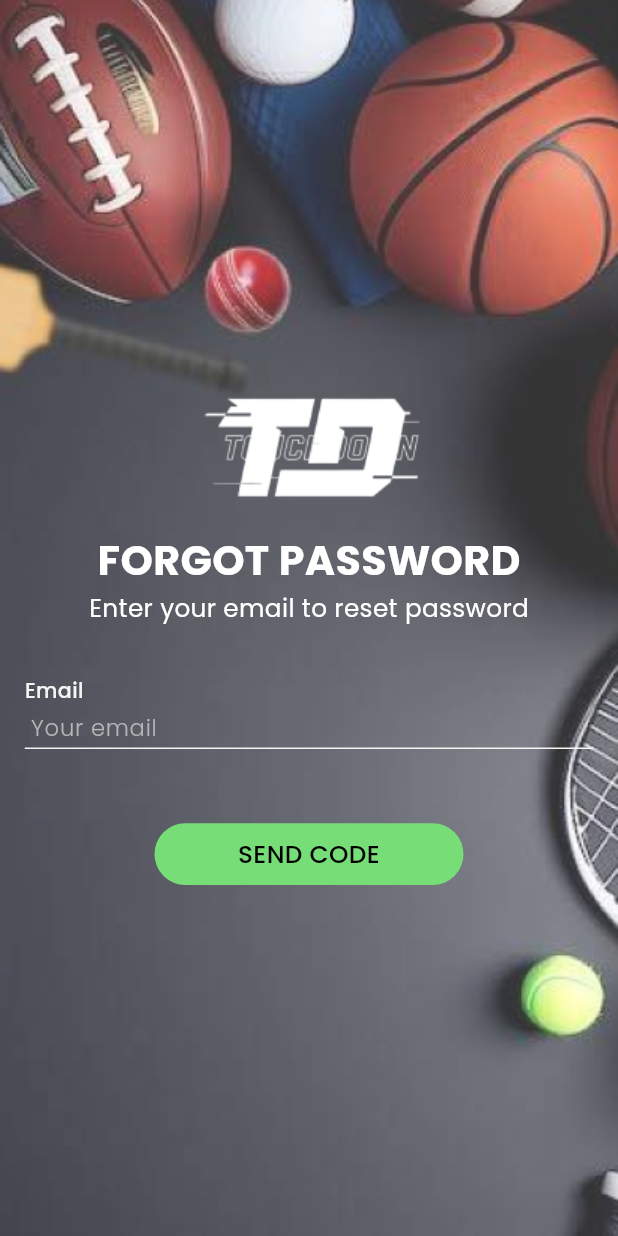
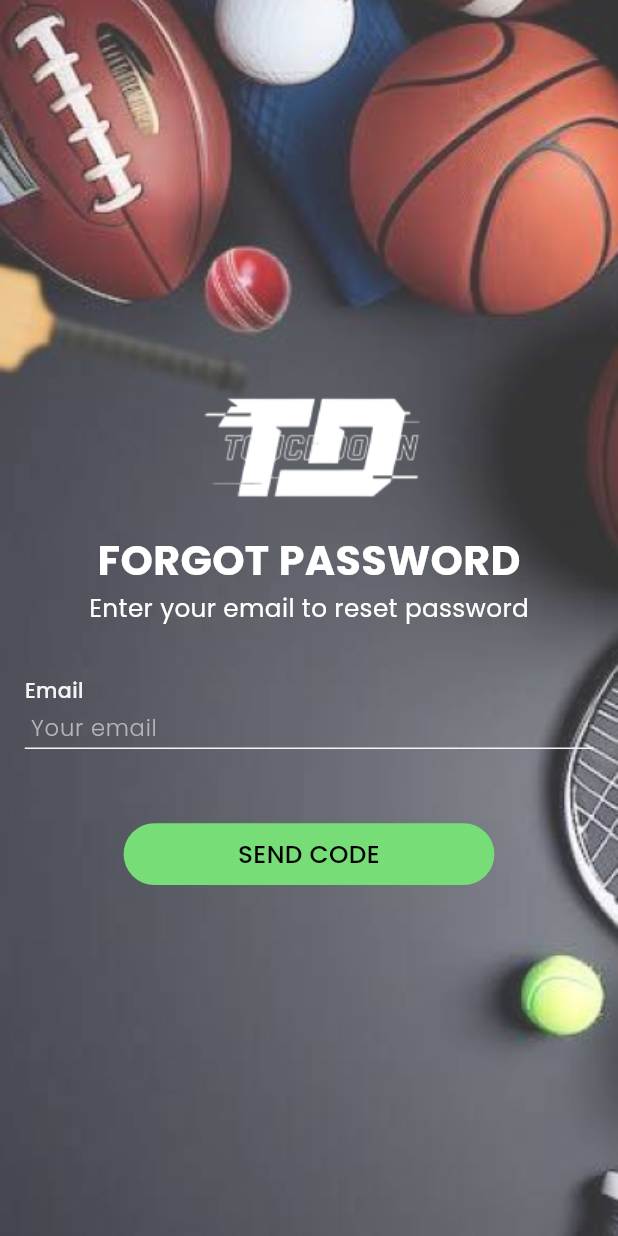
Before and after one commit to sultanalisandhu/Touch_Down, a Flutter app: the ForgotPasswordScreen screen opened directly, on a phone screen of 412 x 824 dp. Run offline on Flutter 3.47's test engine with Material 3 defaults, Android fonts, the phone set to English and light mode, and no system bars; our stand-ins replace app_links, country_code_picker, date_picker_timeline, device_preview, dio, file_picker and 13 more; missing offline and left inert: dart:ffi; accounts and stored records are empty; network calls fail; project files that could hold a hidden picture were left out.

```diff
--- a/lib/controller/auth_controller.dart
+++ b/lib/controller/auth_controller.dart
@@ -113,7 +113,7 @@ class AuthController extends GetxController {
 
 
 
-  void resendOtp(String? email) async {
+  resendOtp(String? email) async {
     setLoading = true;
     try {
       final response =
@@ -126,7 +126,7 @@ class AuthController extends GetxController {
       if (response.statusCode == 200) {
         showSnackBar('Success', data['result']['message'].toString());
       }  else {
-        showSnackBar('Error', data['result']['message'].toString());
+        showSnackBar('Error', data['result']['message'].toString(),isError: true);
       }
     } catch (e) {
       showSnackBar('Error', e.toString(),isError: true);
@@ -183,7 +183,7 @@ class AuthController extends GetxController {
           showSnackBar('Error',  data['result']['message'].toString(), isError: true);
       }
     } catch (e) {
-      showSnackBar('Error', e.toString());
+      showSnackBar('Caught Error', e.toString(),isError: true);
       debugPrint('Catch forgot password error: ${e.toString()}');
     }
     setLoading = false;
--- a/lib/view/auth/forget_password.dart
+++ b/lib/view/auth/forget_password.dart
@@ -18,45 +18,26 @@ class ForgotPasswordScreen extends StatelessWidget {
 
   @override
   Widget build(BuildContext context) {
-    return Obx(()=>Stack(
+    return Obx(
+          () => Stack(
         alignment: Alignment.center,
         children: [
-           const BackgroundImage(imgPath: ImgUtils.bgImg2, ),
+          const BackgroundImage(imgPath: ImgUtils.bgImg2),
           Scaffold(
             backgroundColor: Colors.transparent,
-            body: Column(
+            body: Center(
+              child: Column(
                 mainAxisAlignment: MainAxisAlignment.center,
                 children: [
-                const Spacer(),
                   const Image(
                     image: AssetImage(ImgUtils.logo),
                     fit: BoxFit.cover,
                   ),
                   2.height,
-                Text(
-                  'FORGOT PASSWORD',
-                  style: primaryTextStyle(
-                      fontSize: 20,
-                      fontWeight: FontWeight.w700,
-                      color: AppColor.whiteColor),
-                ),
-                Text(
-                  'Enter your email to reset password',
-                  style: primaryTextStyle(
-                      fontSize: 12,
-                      fontWeight: FontWeight.w400,
-                      color: AppColor.whiteColor),
-                ),
+                  _buildTitleText('FORGOT PASSWORD'),
+                  _buildSubtitleText('Enter your email to reset password'),
                   4.height,
-                Align(
-                    alignment: Alignment.topLeft,
-                    child: Text(
-                      'Email',
-                      style: primaryTextStyle(
-                          fontSize: 10,
-                          fontWeight: FontWeight.w500,
-                          color: AppColor.lightGreyColor),
-                    )),
+                  _buildLabelText('Email'),
                   KTextField(
                     controller: controller.emailController,
                     obSecureText: false,
@@ -66,27 +47,69 @@ class ForgotPasswordScreen extends StatelessWidget {
                   ),
                   6.height,
                   controller.isLoading
-                    ?kCircularLoading()
-                    :kTextButton(
+                      ? kCircularLoading()
+                      : kTextButton(
                     onPressed: () {
-                    if (controller.emailController.text.isEmpty) {
-                      showSnackBar('Error', 'Enter email address', isError: true);
-                    } else {
-                      controller.forgotPassword();
-                    }
+                      _handleForgotPassword();
                     },
                     btnText: 'SEND CODE',
-                  textColor: AppColor.blackColor,
-                  color: AppColor.primaryColor,
-                  width: 50.w,
+                    width: 60.w,
                   ),
-                const Spacer(),
                 ],
               ).paddingSymmetric(horizontal: 4.w),
+            ),
           ),
         ],
       ),
     );
   }
+
+  Widget _buildTitleText(String text) {
+    return Text(
+      text,
+      style: primaryTextStyle(
+        fontSize: 20,
+        fontWeight: FontWeight.w700,
+        color: AppColor.whiteColor,
+      ),
+    );
   }
+
+  Widget _buildSubtitleText(String text) {
+    return Text(
+      text,
+      style: primaryTextStyle(
+        fontSize: 12,
+        fontWeight: FontWeight.w400,
+        color: AppColor.whiteColor,
+      ),
+    );
+  }
+
+  Widget _buildLabelText(String text) {
+    return Align(
+      alignment: Alignment.topLeft,
+      child: Text(
+        text,
+        style: primaryTextStyle(
+          fontSize: 10,
+          fontWeight: FontWeight.w500,
+          color: AppColor.lightGreyColor,
+        ),
+      ),
+    );
+  }
+
+  void _handleForgotPassword() {
+    final email = controller.emailController.text;
+    if (email.isEmpty) {
+      showSnackBar('Error', 'Enter email address', isError: true);
+    } else if (!controller.isValidEmail(email)) {
+      showSnackBar('Error', 'Enter a valid email address', isError: true);
+    } else {
+      controller.forgotPassword();
+    }
+  }
+}
+
 // !controller.isValidEmail(controller.emailController.text)
--- a/lib/view/auth/login_screen.dart
+++ b/lib/view/auth/login_screen.dart
@@ -7,7 +7,6 @@ import 'package:touch_down/utils/constants.dart';
 import 'package:touch_down/utils/extensions/extensions.dart';
 import 'package:touch_down/utils/asset_utils.dart';
 import 'package:touch_down/view/auth/forget_password.dart';
-import 'package:touch_down/view/auth/register_screen.dart';
 import 'package:touch_down/view/auth/select_role.dart';
 import 'package:touch_down/widgets/circular_loading.dart';
 import 'package:touch_down/widgets/k_bg_img.dart';
--- a/lib/view/auth/register_screen.dart
+++ b/lib/view/auth/register_screen.dart
@@ -1,4 +1,3 @@
-import 'package:country_code_picker/country_code_picker.dart';
 import 'package:flutter/gestures.dart';
 import 'package:flutter/material.dart';
 import 'package:get/get.dart';
@@ -7,9 +6,7 @@ import 'package:touch_down/controller/auth_controller.dart';
 import 'package:touch_down/utils/constants.dart';
 import 'package:touch_down/utils/extensions/extensions.dart';
 import 'package:touch_down/utils/asset_utils.dart';
-import 'package:touch_down/utils/local_storage.dart';
 import 'package:touch_down/view/auth/login_screen.dart';
-import 'package:touch_down/extras/toggle_button.dart';
 import 'package:touch_down/widgets/auth_widgets/auth_widget.dart';
 import 'package:touch_down/widgets/circular_loading.dart';
 import 'package:touch_down/widgets/k_bg_img.dart';
--- a/lib/view/auth/select_role.dart
+++ b/lib/view/auth/select_role.dart
@@ -61,7 +61,9 @@ class SelectRole extends StatelessWidget {
                   roleContainer(
                     onTap: () {
                       selectedRole.value = 'agency';
+
                       print('Selected Role: ${selectedRole.value}');
+
                     },
                     title: 'SIGN UP AS AGENCY',
                     iconPath: IconUtils.agencyIcon,
@@ -70,7 +72,6 @@ class SelectRole extends StatelessWidget {
                     onTap: () {
                       selectedRole.value = 'coach';
                       print('Selected Role: ${selectedRole.value}');
-
                       Get.offAll(() => CoachRegistration1(selectedRole: selectedRole.value));
                     },
                     title: 'SIGN UP AS COACH',
```
Also changed, not shown: lib/view/auth/coach_registration_screens/coach_registration1.dart (+10 -7 lines), lib/view/auth/coach_registration_screens/coach_registration2.dart (+51 -58 lines), lib/view/auth/otp_screen.dart (+20 -12 lines), lib/view/auth/update_password_screen.dart (+18 -19 lines), lib/view/home_ui/home_screen.dart (+1 -6 lines). Lines whose indentation alone changed are shown as unchanged.
